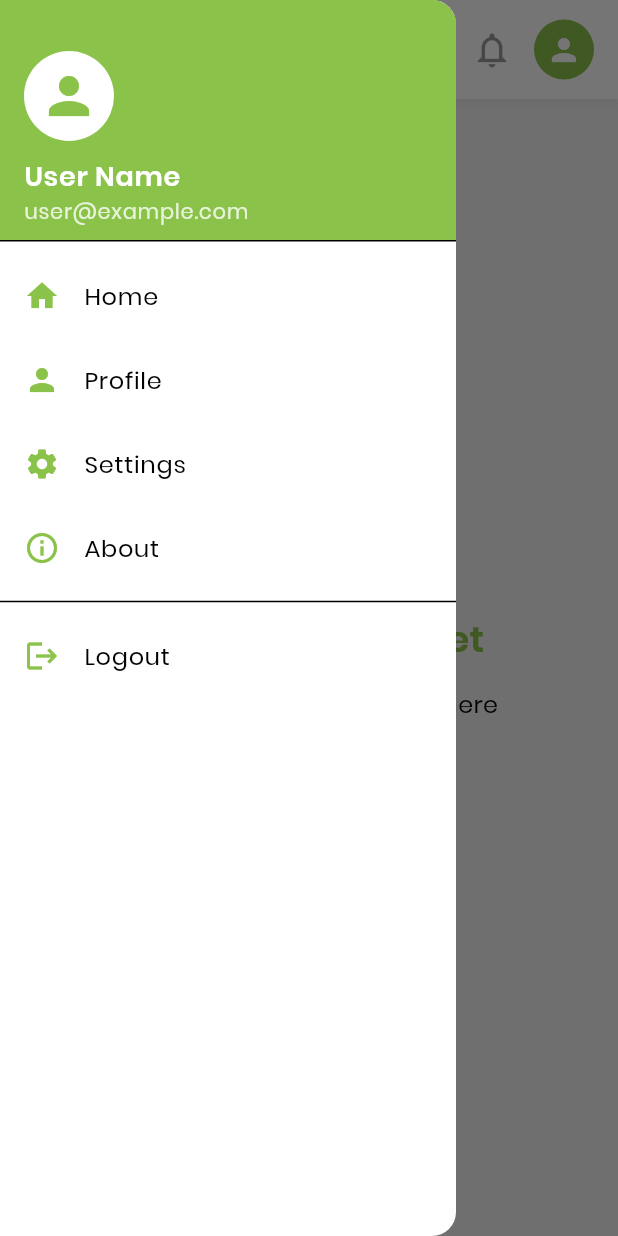
After one commit to Navhal111/sodiet-flutter-app, a Flutter app: the HomeScreen screen opened by its route, after a tap on the "menu" icon, on a phone screen of 412 x 824 dp. The commit adds this screen. Run offline on Flutter 3.47's test engine with Material 3 defaults, Android fonts, the light colour scheme and no system bars; our stand-ins replace get, shared_preferences; accounts and stored records are empty.

Commit message:
first commit

```diff
--- a/lib/route/app_pages.dart
+++ b/lib/route/app_pages.dart
@@ -1,6 +1,7 @@
 import 'package:get/get.dart';
 import 'package:sodiet/view/screen/auth/forgot_password/forgot_password_screen.dart';
 import 'package:sodiet/view/screen/auth/login_screen.dart';
+import 'package:sodiet/view/screen/home/home_screen.dart';
 import 'package:sodiet/view/screen/splash/index.dart';
 import 'app_routes.dart';
 
@@ -18,5 +19,9 @@ class AppPages {
       name: AppRoutes.forgotPasswordScreen,
       page: () => const ForgotPasswordScreen(),
     ),
+    GetPage(
+      name: AppRoutes.homeScreen,
+      page: () => const HomeScreen(),
+    ),
   ];
 }
--- a/lib/route/app_routes.dart
+++ b/lib/route/app_routes.dart
@@ -2,4 +2,5 @@ class AppRoutes {
   static const String splashScreen = '/splash_screen';
   static const String loginScreen = '/login_screen';
   static const String forgotPasswordScreen = '/forgot_password_screen';
+  static const String homeScreen = '/home_screen';
 }
--- a/lib/view/screen/auth/login_screen.dart
+++ b/lib/view/screen/auth/login_screen.dart
@@ -47,6 +47,9 @@ class _LoginScreenState extends State<LoginScreen> {
 
     // TODO: Implement login functionality with API
     print('Login with: $email, $password, Remember: $_rememberMe');
+
+    // Navigate to home screen on successful login
+    Get.offAllNamed(AppRoutes.homeScreen);
   }
 
   @override
--- /dev/null
+++ b/lib/view/screen/home/home_screen.dart
@@ -0,0 +1,153 @@
+import 'package:flutter/material.dart';
+import 'package:get/get.dart';
+import 'package:sodiet/view/widgets/app_text.dart';
+import 'package:sodiet/view/widgets/header/app_header.dart';
+
+class HomeScreen extends StatefulWidget {
+  const HomeScreen({Key? key}) : super(key: key);
+
+  @override
+  State<HomeScreen> createState() => _HomeScreenState();
+}
+
+class _HomeScreenState extends State<HomeScreen> {
+  final GlobalKey<ScaffoldState> _scaffoldKey = GlobalKey<ScaffoldState>();
+
+  void _openDrawer() {
+    _scaffoldKey.currentState?.openDrawer();
+  }
+
+  void _handleNotificationTap() {
+    // TODO: Implement notification screen navigation
+    Get.snackbar(
+      'Notifications',
+      'Notifications feature will be implemented soon',
+      backgroundColor: Theme.of(context).primaryColor.withOpacity(0.1),
+      colorText: Theme.of(context).primaryColor,
+    );
+  }
+
+  void _handleProfileTap() {
+    // TODO: Implement profile screen navigation
+    Get.snackbar(
+      'Profile',
+      'Profile feature will be implemented soon',
+      backgroundColor: Theme.of(context).primaryColor.withOpacity(0.1),
+      colorText: Theme.of(context).primaryColor,
+    );
+  }
+
+  @override
+  Widget build(BuildContext context) {
+    return Scaffold(
+      key: _scaffoldKey,
+      backgroundColor: Theme.of(context).cardColor,
+      drawer: _buildDrawer(),
+      body: SafeArea(
+        child: Column(
+          children: [
+            // App Header
+            AppHeader(
+              onMenuTap: _openDrawer,
+              onNotificationTap: _handleNotificationTap,
+              onProfileTap: _handleProfileTap,
+            ),
+
+            // Home content
+            Expanded(
+              child: Center(
+                child: Column(
+                  mainAxisAlignment: MainAxisAlignment.center,
+                  children: [
+                    SemiBoldText(
+                      'Welcome to SoDiet',
+                      fontSize: 24,
+                      textColor: Theme.of(context).primaryColor,
+                    ),
+                    const SizedBox(height: 16),
+                    RegularText(
+                      'Your health journey starts here',
+                      fontSize: 16,
+                    ),
+                  ],
+                ),
+              ),
+            ),
+          ],
+        ),
+      ),
+    );
+  }
+
+  Widget _buildDrawer() {
+    return Drawer(
+      child: ListView(
+        padding: EdgeInsets.zero,
+        children: [
+          DrawerHeader(
+            decoration: BoxDecoration(
+              color: Theme.of(context).primaryColor,
+            ),
+            child: Column(
+              crossAxisAlignment: CrossAxisAlignment.start,
+              mainAxisAlignment: MainAxisAlignment.end,
+              children: [
+                CircleAvatar(
+                  radius: 30,
+                  backgroundColor: Colors.white,
+                  child: Icon(
+                    Icons.person,
+                    color: Theme.of(context).primaryColor,
+                    size: 40,
+                  ),
+                ),
+                const SizedBox(height: 10),
+                SemiBoldText(
+                  'User Name',
+                  textColor: Colors.white,
+                  fontSize: 18,
+                ),
+                RegularText(
+                  'user@example.com',
+                  textColor: Colors.white.withOpacity(0.8),
+                  fontSize: 14,
+                ),
+              ],
+            ),
+          ),
+          _buildDrawerItem(Icons.home, 'Home'),
+          _buildDrawerItem(Icons.person, 'Profile'),
+          _buildDrawerItem(Icons.settings, 'Settings'),
+          _buildDrawerItem(Icons.info_outline, 'About'),
+          const Divider(),
+          _buildDrawerItem(Icons.logout, 'Logout', onTap: () {
+            Get.back();
+            // TODO: Implement logout functionality
+            Get.offAllNamed('/login_screen');
+          }),
+        ],
+      ),
+    );
+  }
+
+  Widget _buildDrawerItem(IconData icon, String title, {Function? onTap}) {
+    return ListTile(
+      leading: Icon(
+        icon,
+        color: Theme.of(context).primaryColor,
+      ),
+      title: RegularText(
+        title,
+        fontSize: 16,
+      ),
+      onTap: () {
+        // Close drawer first
+        Get.back();
+        // Then perform action if provided
+        if (onTap != null) {
+          onTap();
+        }
+      },
+    );
+  }
+}
--- a/lib/view/widgets/custom_text_field.dart
+++ b/lib/view/widgets/custom_text_field.dart
@@ -40,7 +40,7 @@ class CustomTextField extends StatelessWidget {
 
   @override
   Widget build(BuildContext context) {
-    return Padding(
+    return Container(
       padding: padding ?? const EdgeInsets.symmetric(vertical: 4),
       child: TextFormField(
         controller: controller,
@@ -68,7 +68,7 @@ class CustomTextField extends StatelessWidget {
         decoration: inputDecoration ??
             InputDecoration(
               contentPadding:
-                  EdgeInsets.symmetric(vertical: 16, horizontal: 16),
+                  EdgeInsets.symmetric(vertical: 10, horizontal: 16),
               hintText: hintText,
               labelText: labelText,
               hintStyle: TextStyle(
--- /dev/null
+++ b/lib/view/widgets/header/app_header.dart
@@ -0,0 +1,119 @@
+import 'package:flutter/material.dart';
+import 'package:sodiet/utils/images.dart';
+
+class AppHeader extends StatelessWidget {
+  final Function? onMenuTap;
+  final Function? onNotificationTap;
+  final Function? onProfileTap;
+  final bool showBackButton;
+  final String? title;
+  final Function? onBackTap;
+
+  const AppHeader({
+    Key? key,
+    this.onMenuTap,
+    this.onNotificationTap,
+    this.onProfileTap,
+    this.showBackButton = false,
+    this.title,
+    this.onBackTap,
+  }) : super(key: key);
+
+  @override
+  Widget build(BuildContext context) {
+    return Container(
+      padding: const EdgeInsets.symmetric(horizontal: 16, vertical: 8),
+      decoration: BoxDecoration(
+        color: Colors.white,
+        boxShadow: [
+          BoxShadow(
+            color: Colors.grey.withOpacity(0.1),
+            spreadRadius: 1,
+            blurRadius: 5,
+            offset: Offset(0, 2),
+          ),
+        ],
+      ),
+      child: Stack(
+        alignment: Alignment.center,
+        children: [
+          // Center - Logo (positioned in the center of the stack)
+          Center(
+            child: Image.asset(
+              MyImages.splashLogo,
+              height: 50,
+              fit: BoxFit.contain,
+            ),
+          ),
+
+          // Left and right elements in a Row
+          Row(
+            mainAxisAlignment: MainAxisAlignment.spaceBetween,
+            children: [
+              // Left side - Menu or Back button
+              GestureDetector(
+                onTap: () {
+                  if (showBackButton) {
+                    if (onBackTap != null) {
+                      onBackTap!();
+                    } else {
+                      Navigator.pop(context);
+                    }
+                  } else if (onMenuTap != null) {
+                    onMenuTap!();
+                  }
+                },
+                child: Container(
+                  width: 40,
+                  height: 40,
+                  alignment: Alignment.center,
+                  child: showBackButton
+                      ? Icon(Icons.arrow_back, color: Colors.black54)
+                      : Icon(Icons.menu, color: Colors.black54),
+                ),
+              ),
+
+              // Right side - Actions
+              Row(
+                children: [
+                  // Notification Bell
+                  GestureDetector(
+                    onTap: onNotificationTap as void Function()?,
+                    child: Container(
+                      width: 40,
+                      height: 40,
+                      alignment: Alignment.center,
+                      child: Icon(
+                        Icons.notifications_outlined,
+                        color: Theme.of(context).hintColor.withOpacity(0.4),
+                        size: 28,
+                      ),
+                    ),
+                  ),
+                  const SizedBox(width: 8),
+                  // Profile Icon
+                  GestureDetector(
+                    onTap: onProfileTap as void Function()?,
+                    child: Container(
+                      width: 40,
+                      height: 40,
+                      decoration: BoxDecoration(
+                        shape: BoxShape.circle,
+                        color: Theme.of(context).primaryColor,
+                      ),
+                      child: Icon(
+                        Icons.person,
+                        color: Colors.white,
+                        size: 24,
+                      ),
+                    ),
+                  ),
+                ],
+              ),
+            ],
+          ),
+        ],
+      ),
+    );
+  }
+}
```
